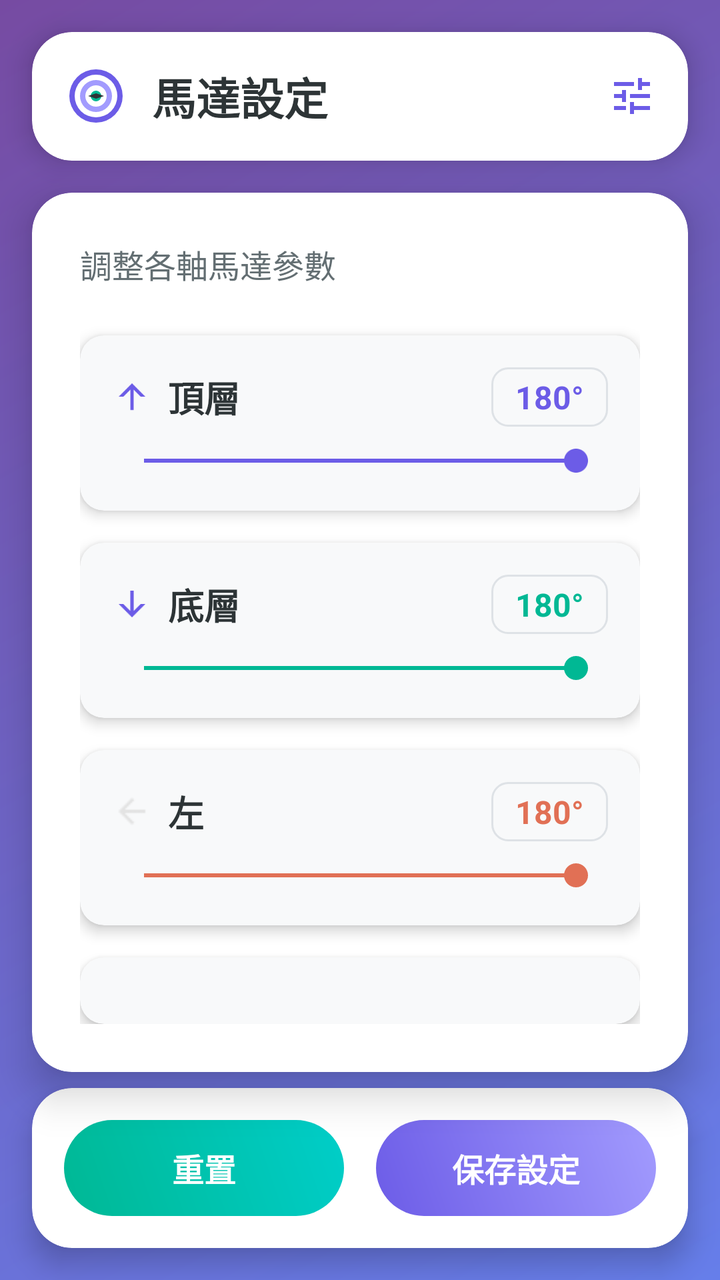
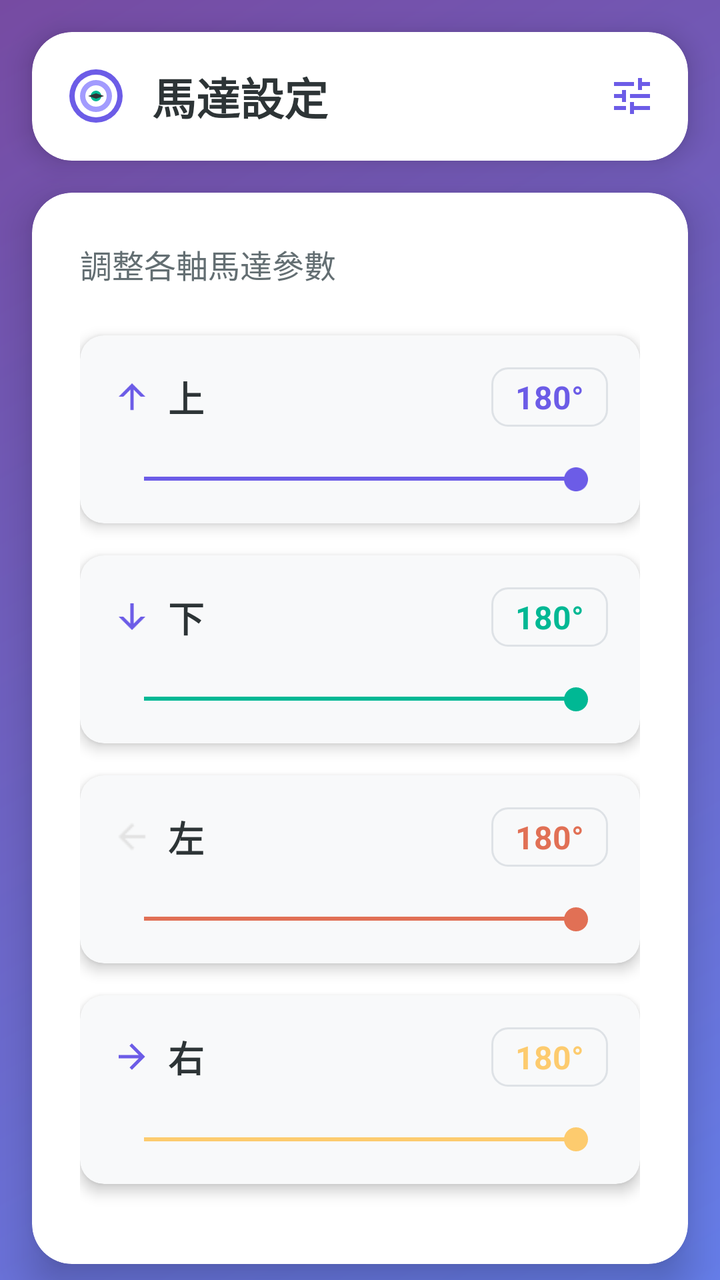

An Android layout rendered at two revisions. The XML below is the earlier revision; the diff shows what the commit changed to produce the second picture.
<!-- AndroidManifest.xml: application theme Theme.Test -->
<!-- res/layout/activity_set_motor.xml -->
<?xml version="1.0" encoding="utf-8"?>
<LinearLayout
    xmlns:android="http://schemas.android.com/apk/res/android"
    xmlns:app="http://schemas.android.com/apk/res-auto"
    xmlns:tools="http://schemas.android.com/tools"
    android:id="@+id/main"
    android:layout_width="match_parent"
    android:layout_height="match_parent"
    android:orientation="vertical"
    android:background="@drawable/gradient_background"
    tools:context=".SetMotorActivity">

    
    <androidx.cardview.widget.CardView
        android:layout_width="match_parent"
        android:layout_height="wrap_content"
        android:layout_margin="16dp"
        app:cardCornerRadius="20dp"
        app:cardElevation="8dp"
        android:backgroundTint="@color/white">

        <LinearLayout
            android:layout_width="match_parent"
            android:layout_height="wrap_content"
            android:orientation="horizontal"
            android:padding="16dp"
            android:gravity="center_vertical">

            <ImageView
                android:layout_width="32dp"
                android:layout_height="32dp"
                android:src="@drawable/ic_motor"
                android:layout_marginEnd="12dp"
                app:tint="#6C5CE7" />

            <TextView
                android:layout_width="0dp"
                android:layout_height="wrap_content"
                android:layout_weight="1"
                android:text="馬達設定"
                android:textSize="22sp"
                android:textStyle="bold"
                android:textColor="#2D3436"/>

            <ImageView
                android:layout_width="24dp"
                android:layout_height="24dp"
                android:src="@drawable/ic_tune"
                app:tint="#6C5CE7" />

        </LinearLayout>
    </androidx.cardview.widget.CardView>

    
    <androidx.cardview.widget.CardView
        android:id="@+id/control_card"
        android:layout_width="match_parent"
        android:layout_height="0dp"
        android:layout_weight="1"
        android:layout_marginHorizontal="16dp"
        android:layout_marginBottom="8dp"
        app:cardCornerRadius="20dp"
        app:cardElevation="12dp"
        android:backgroundTint="@color/white">

        <LinearLayout
            android:layout_width="match_parent"
            android:layout_height="match_parent"
            android:orientation="vertical"
            android:padding="24dp">

            <TextView
                android:layout_width="wrap_content"
                android:layout_height="wrap_content"
                android:text="調整各軸馬達參數"
                android:textSize="16sp"
                android:textColor="#636e72"
                android:layout_marginBottom="24dp"/>

            
            <androidx.cardview.widget.CardView
                android:layout_width="match_parent"
                android:layout_height="wrap_content"
                android:layout_marginBottom="16dp"
                app:cardCornerRadius="12dp"
                app:cardElevation="4dp"
                android:backgroundTint="#f8f9fa">

                <LinearLayout
                    android:layout_width="match_parent"
                    android:layout_height="wrap_content"
                    android:orientation="vertical"
                    android:padding="16dp">

                    <LinearLayout
                        android:layout_width="match_parent"
                        android:layout_height="wrap_content"
                        android:orientation="horizontal"
                        android:gravity="center_vertical"
                        android:layout_marginBottom="8dp">

                        <ImageView
                            android:layout_width="20dp"
                            android:layout_height="20dp"
                            android:src="@drawable/ic_arrow_upward"
                            android:layout_marginEnd="8dp"
                            app:tint="#6C5CE7" />

                        <TextView
                            android:id="@+id/label_top"
                            android:layout_width="0dp"
                            android:layout_height="wrap_content"
                            android:layout_weight="1"
                            android:text="頂層"
                            android:textSize="18sp"
                            android:textStyle="bold"
                            android:textColor="#2D3436"/>

                        <TextView
                            android:id="@+id/tvw_top_progress"
                            android:layout_width="wrap_content"
                            android:layout_height="wrap_content"
                            android:text="180°"
                            android:textSize="16sp"
                            android:textColor="#6C5CE7"
                            android:textStyle="bold"
                            android:background="@drawable/value_background"
                            android:paddingHorizontal="12dp"
                            android:paddingVertical="4dp"/>
                    </LinearLayout>

                    <SeekBar
                        android:id="@+id/seekBar_Top"
                        android:layout_width="match_parent"
                        android:layout_height="wrap_content"
                        android:max="180"
                        android:progress="180"
                        android:progressTint="#6C5CE7"
                        android:thumbTint="#6C5CE7"/>
                </LinearLayout>
            </androidx.cardview.widget.CardView>

            
            <androidx.cardview.widget.CardView
                android:layout_width="match_parent"
                android:layout_height="wrap_content"
                android:layout_marginBottom="16dp"
                app:cardCornerRadius="12dp"
                app:cardElevation="4dp"
                android:backgroundTint="#f8f9fa">

                <LinearLayout
                    android:layout_width="match_parent"
                    android:layout_height="wrap_content"
                    android:orientation="vertical"
                    android:padding="16dp">

                    <LinearLayout
                        android:layout_width="match_parent"
                        android:layout_height="wrap_content"
                        android:orientation="horizontal"
                        android:gravity="center_vertical"
                        android:layout_marginBottom="8dp">

                        <ImageView
                            android:layout_width="20dp"
                            android:layout_height="20dp"
                            android:src="@drawable/ic_arrow_downward"
                            android:layout_marginEnd="8dp"
                            app:tint="#00B894" />

                        <TextView
                            android:id="@+id/label_down"
                            android:layout_width="0dp"
                            android:layout_height="wrap_content"
                            android:layout_weight="1"
                            android:text="底層"
                            android:textSize="18sp"
                            android:textStyle="bold"
                            android:textColor="#2D3436"/>

                        <TextView
                            android:id="@+id/tvw_down_progress"
                            android:layout_width="wrap_content"
                            android:layout_height="wrap_content"
                            android:text="180°"
                            android:textSize="16sp"
                            android:textColor="#00B894"
                            android:textStyle="bold"
                            android:background="@drawable/value_background"
                            android:paddingHorizontal="12dp"
                            android:paddingVertical="4dp"/>
                    </LinearLayout>

                    <SeekBar
                        android:id="@+id/seekBar_Down"
                        android:layout_width="match_parent"
                        android:layout_height="wrap_content"
                        android:max="180"
                        android:progress="180"
                        android:progressTint="#00B894"
                        android:thumbTint="#00B894"/>
                </LinearLayout>
            </androidx.cardview.widget.CardView>

            
            <androidx.cardview.widget.CardView
                android:layout_width="match_parent"
                android:layout_height="wrap_content"
                android:layout_marginBottom="16dp"
                app:cardCornerRadius="12dp"
                app:cardElevation="4dp"
                android:backgroundTint="#f8f9fa">

                <LinearLayout
                    android:layout_width="match_parent"
                    android:layout_height="wrap_content"
                    android:orientation="vertical"
                    android:padding="16dp">

                    <LinearLayout
                        android:layout_width="match_parent"
                        android:layout_height="wrap_content"
                        android:orientation="horizontal"
                        android:gravity="center_vertical"
                        android:layout_marginBottom="8dp">

                        <ImageView
                            android:layout_width="20dp"
                            android:layout_height="20dp"
                            android:src="@drawable/ic_arrow_back"
                            android:layout_marginEnd="8dp"
                            app:tint="#E17055" />

                        <TextView
                            android:id="@+id/label_left"
                            android:layout_width="0dp"
                            android:layout_height="wrap_content"
                            android:layout_weight="1"
                            android:text="左"
                            android:textSize="18sp"
                            android:textStyle="bold"
                            android:textColor="#2D3436"/>

                        <TextView
                            android:id="@+id/tvw_left_progress"
                            android:layout_width="wrap_content"
                            android:layout_height="wrap_content"
                            android:text="180°"
                            android:textSize="16sp"
                            android:textColor="#E17055"
                            android:textStyle="bold"
                            android:background="@drawable/value_background"
                            android:paddingHorizontal="12dp"
                            android:paddingVertical="4dp"/>
                    </LinearLayout>

                    <SeekBar
                        android:id="@+id/seekBar_Left"
                        android:layout_width="match_parent"
                        android:layout_height="wrap_content"
                        android:max="180"
                        android:progress="180"
                        android:progressTint="#E17055"
                        android:thumbTint="#E17055"/>
                </LinearLayout>
            </androidx.cardview.widget.CardView>

            
            <androidx.cardview.widget.CardView
                android:layout_width="match_parent"
                android:layout_height="wrap_content"
                app:cardCornerRadius="12dp"
                app:cardElevation="4dp"
                android:backgroundTint="#f8f9fa">

                <LinearLayout
                    android:layout_width="match_parent"
                    android:layout_height="wrap_content"
                    android:orientation="vertical"
                    android:padding="16dp">

                    <LinearLayout
                        android:layout_width="match_parent"
                        android:layout_height="wrap_content"
                        android:orientation="horizontal"
                        android:gravity="center_vertical"
                        android:layout_marginBottom="8dp">

                        <ImageView
                            android:layout_width="20dp"
                            android:layout_height="20dp"
                            android:src="@drawable/ic_arrow_forward"
                            android:layout_marginEnd="8dp"
                            app:tint="#FDCB6E" />

                        <TextView
                            android:id="@+id/label_right"
                            android:layout_width="0dp"
                            android:layout_height="wrap_content"
                            android:layout_weight="1"
                            android:text="右"
                            android:textSize="18sp"
                            android:textStyle="bold"
                            android:textColor="#2D3436"/>

                        <TextView
                            android:id="@+id/tvw_right_progress"
                            android:layout_width="wrap_content"
                            android:layout_height="wrap_content"
                            android:text="180°"
                            android:textSize="16sp"
                            android:textColor="#FDCB6E"
                            android:textStyle="bold"
                            android:background="@drawable/value_background"
                            android:paddingHorizontal="12dp"
                            android:paddingVertical="4dp"/>
                    </LinearLayout>

                    <SeekBar
                        android:id="@+id/seekBar_Right"
                        android:layout_width="match_parent"
                        android:layout_height="wrap_content"
                        android:max="180"
                        android:progress="180"
                        android:progressTint="#FDCB6E"
                        android:thumbTint="#FDCB6E"/>
                </LinearLayout>
            </androidx.cardview.widget.CardView>

        </LinearLayout>
    </androidx.cardview.widget.CardView>

    
    <androidx.cardview.widget.CardView
        android:layout_width="match_parent"
        android:layout_height="wrap_content"
        android:layout_marginHorizontal="16dp"
        android:layout_marginBottom="16dp"
        app:cardCornerRadius="20dp"
        app:cardElevation="8dp"
        android:backgroundTint="@color/white">

        <LinearLayout
            android:layout_width="match_parent"
            android:layout_height="wrap_content"
            android:orientation="horizontal"
            android:padding="16dp">

            <Button
                android:id="@+id/reset_button"
                android:layout_width="0dp"
                android:layout_height="48dp"
                android:layout_weight="1"
                android:layout_marginEnd="8dp"
                android:text="重置"
                android:textSize="16sp"
                android:textColor="@color/white"
                android:textStyle="bold"
                android:background="@drawable/gradient_button_secondary"
                android:stateListAnimator="@null"
                android:elevation="0dp"/>

            <Button
                android:id="@+id/save_button"
                android:layout_width="0dp"
                android:layout_height="48dp"
                android:layout_weight="1"
                android:layout_marginStart="8dp"
                android:text="保存設定"
                android:textSize="16sp"
                android:textColor="@color/white"
                android:textStyle="bold"
                android:background="@drawable/gradient_button"
                android:stateListAnimator="@null"
                android:elevation="0dp"/>

        </LinearLayout>
    </androidx.cardview.widget.CardView>

</LinearLayout>
<!-- resources referenced by this layout -->
<resources>
  <color name="white">#FFFFFFFF</color>
  <!-- drawable gradient_background (drawable) -->
  <?xml version="1.0" encoding="utf-8"?>
  <shape xmlns:android="http://schemas.android.com/apk/res/android">
      <gradient
          android:type="linear"
          android:angle="135"
          android:startColor="#667eea"
          android:endColor="#764ba2"/>
  </shape>
  <!-- drawable gradient_button (drawable) -->
  <?xml version="1.0" encoding="utf-8"?>
  <shape xmlns:android="http://schemas.android.com/apk/res/android">
      <gradient
          android:type="linear"
          android:angle="45"
          android:startColor="#6C5CE7"
          android:endColor="#A29BFE"/>
      <corners android:radius="28dp"/>
  </shape>
  <!-- drawable gradient_button_secondary (drawable) -->
  <?xml version="1.0" encoding="utf-8"?>
  <shape xmlns:android="http://schemas.android.com/apk/res/android">
      <gradient
          android:type="linear"
          android:angle="45"
          android:startColor="#00B894"
          android:endColor="#00CEC9"/>
      <corners android:radius="28dp"/>
  </shape>
  <!-- drawable ic_arrow_downward (drawable) -->
  <?xml version="1.0" encoding="utf-8"?>
  <vector xmlns:android="http://schemas.android.com/apk/res/android"
      android:width="24dp"
      android:height="24dp"
      android:viewportWidth="24"
      android:viewportHeight="24">
      <path
          android:fillColor="#6C5CE7"
          android:pathData="M20,12L17.18,12L13,16.17L13,4L11,4L11,16.17L6.82,12L4,12L12,20L20,12Z"/>
  </vector>
  <!-- drawable ic_arrow_forward (drawable) -->
  <?xml version="1.0" encoding="utf-8"?>
  <vector xmlns:android="http://schemas.android.com/apk/res/android"
      android:width="24dp"
      android:height="24dp"
      android:viewportWidth="24"
      android:viewportHeight="24">
      <path
          android:fillColor="#6C5CE7"
          android:pathData="M4,11V13H16L10.5,18.5L11.92,19.92L19.84,12L11.92,4.08L10.5,5.5L16,11H4Z"/>
  </vector>
  <!-- drawable ic_arrow_upward (drawable) -->
  <?xml version="1.0" encoding="utf-8"?>
  <vector xmlns:android="http://schemas.android.com/apk/res/android"
      android:width="24dp"
      android:height="24dp"
      android:viewportWidth="24"
      android:viewportHeight="24">
      <path
          android:fillColor="#6C5CE7"
          android:pathData="M4,12L6.82,12L11,7.83L11,20L13,20L13,7.83L17.18,12L20,12L12,4L4,12Z"/>
  </vector>
  <!-- drawable ic_tune (drawable) -->
  <?xml version="1.0" encoding="utf-8"?>
  <vector xmlns:android="http://schemas.android.com/apk/res/android"
      android:width="24dp"
      android:height="24dp"
      android:viewportWidth="24"
      android:viewportHeight="24">
      <path
          android:fillColor="#6C5CE7"
          android:pathData="M3,17V19H9V17H3ZM3,5V7H13V5H3ZM13,21V19H21V17H13V15H11V21H13ZM7,9V11H3V13H7V15H9V9H7ZM21,13V11H11V13H21ZM15,9H17V7H21V5H17V3H15V9Z"/>
  </vector>
  <!-- drawable value_background (drawable) -->
  <?xml version="1.0" encoding="utf-8"?>
  <shape xmlns:android="http://schemas.android.com/apk/res/android"
      android:shape="rectangle">
      <solid android:color="#F8F9FA" />
      <corners android:radius="8dp" />
      <stroke
          android:width="1dp"
          android:color="#DEE2E6" />
  </shape>
  <style name="Theme.Test" parent="Theme.MaterialComponents.DayNight.NoActionBar.Bridge" />
  <!-- unchanged entries left out for length: 2 -->
</resources>

<!-- the commit's change to res/layout/activity_set_motor.xml (unified diff, before → after) -->
@@ -80,7 +80,8 @@
             
             <androidx.cardview.widget.CardView
                 android:layout_width="match_parent"
-                android:layout_height="wrap_content"
+                android:layout_height="0dp"
+                android:layout_weight="1"
                 android:layout_marginBottom="16dp"
                 app:cardCornerRadius="12dp"
                 app:cardElevation="4dp"
@@ -111,7 +112,7 @@
                             android:layout_width="0dp"
                             android:layout_height="wrap_content"
                             android:layout_weight="1"
-                            android:text="頂層"
+                            android:text="上"
                             android:textSize="18sp"
                             android:textStyle="bold"
                             android:textColor="#2D3436"/>
@@ -136,14 +137,16 @@
                         android:max="180"
                         android:progress="180"
                         android:progressTint="#6C5CE7"
-                        android:thumbTint="#6C5CE7"/>
+                        android:thumbTint="#6C5CE7"
+                        android:layout_marginTop="12dp"/>
                 </LinearLayout>
             </androidx.cardview.widget.CardView>
 
             
             <androidx.cardview.widget.CardView
                 android:layout_width="match_parent"
-                android:layout_height="wrap_content"
+                android:layout_height="0dp"
+                android:layout_weight="1"
                 android:layout_marginBottom="16dp"
                 app:cardCornerRadius="12dp"
                 app:cardElevation="4dp"
@@ -174,7 +177,7 @@
                             android:layout_width="0dp"
                             android:layout_height="wrap_content"
                             android:layout_weight="1"
-                            android:text="底層"
+                            android:text="下"
                             android:textSize="18sp"
                             android:textStyle="bold"
                             android:textColor="#2D3436"/>
@@ -199,14 +202,16 @@
                         android:max="180"
                         android:progress="180"
                         android:progressTint="#00B894"
-                        android:thumbTint="#00B894"/>
+                        android:thumbTint="#00B894"
+                        android:layout_marginTop="12dp"/>
                 </LinearLayout>
             </androidx.cardview.widget.CardView>
 
             
             <androidx.cardview.widget.CardView
                 android:layout_width="match_parent"
-                android:layout_height="wrap_content"
+                android:layout_height="0dp"
+                android:layout_weight="1"
                 android:layout_marginBottom="16dp"
                 app:cardCornerRadius="12dp"
                 app:cardElevation="4dp"
@@ -262,14 +267,17 @@
                         android:max="180"
                         android:progress="180"
                         android:progressTint="#E17055"
-                        android:thumbTint="#E17055"/>
+                        android:thumbTint="#E17055"
+                        android:layout_marginTop="12dp"/>
                 </LinearLayout>
             </androidx.cardview.widget.CardView>
 
             
             <androidx.cardview.widget.CardView
                 android:layout_width="match_parent"
-                android:layout_height="wrap_content"
+                android:layout_height="0dp"
+                android:layout_weight="1"
+                android:layout_marginBottom="16dp"
                 app:cardCornerRadius="12dp"
                 app:cardElevation="4dp"
                 android:backgroundTint="#f8f9fa">
@@ -324,58 +332,12 @@
                         android:max="180"
                         android:progress="180"
                         android:progressTint="#FDCB6E"
-                        android:thumbTint="#FDCB6E"/>
+                        android:thumbTint="#FDCB6E"
+                        android:layout_marginTop="12dp"/>
                 </LinearLayout>
             </androidx.cardview.widget.CardView>
 
         </LinearLayout>
     </androidx.cardview.widget.CardView>
 
-    
-    <androidx.cardview.widget.CardView
-        android:layout_width="match_parent"
-        android:layout_height="wrap_content"
-        android:layout_marginHorizontal="16dp"
-        android:layout_marginBottom="16dp"
-        app:cardCornerRadius="20dp"
-        app:cardElevation="8dp"
-        android:backgroundTint="@color/white">
-
-        <LinearLayout
-            android:layout_width="match_parent"
-            android:layout_height="wrap_content"
-            android:orientation="horizontal"
-            android:padding="16dp">
-
-            <Button
-                android:id="@+id/reset_button"
-                android:layout_width="0dp"
-                android:layout_height="48dp"
-                android:layout_weight="1"
-                android:layout_marginEnd="8dp"
-                android:text="重置"
-                android:textSize="16sp"
-                android:textColor="@color/white"
-                android:textStyle="bold"
-                android:background="@drawable/gradient_button_secondary"
-                android:stateListAnimator="@null"
-                android:elevation="0dp"/>
-
-            <Button
-                android:id="@+id/save_button"
-                android:layout_width="0dp"
-                android:layout_height="48dp"
-                android:layout_weight="1"
-                android:layout_marginStart="8dp"
-                android:text="保存設定"
-                android:textSize="16sp"
-                android:textColor="@color/white"
-                android:textStyle="bold"
-                android:background="@drawable/gradient_button"
-                android:stateListAnimator="@null"
-                android:elevation="0dp"/>
-
-        </LinearLayout>
-    </androidx.cardview.widget.CardView>
-
 </LinearLayout>
<!-- resource entries referenced after the edit -->
@@ -9,26 +9,6 @@
           android:angle="135"
           android:startColor="#667eea"
           android:endColor="#764ba2"/>
-  </shape>
-  <!-- drawable gradient_button (drawable) -->
-  <?xml version="1.0" encoding="utf-8"?>
-  <shape xmlns:android="http://schemas.android.com/apk/res/android">
-      <gradient
-          android:type="linear"
-          android:angle="45"
-          android:startColor="#6C5CE7"
-          android:endColor="#A29BFE"/>
-      <corners android:radius="28dp"/>
-  </shape>
-  <!-- drawable gradient_button_secondary (drawable) -->
-  <?xml version="1.0" encoding="utf-8"?>
-  <shape xmlns:android="http://schemas.android.com/apk/res/android">
-      <gradient
-          android:type="linear"
-          android:angle="45"
-          android:startColor="#00B894"
-          android:endColor="#00CEC9"/>
-      <corners android:radius="28dp"/>
   </shape>
   <!-- drawable ic_arrow_downward (drawable) -->
   <?xml version="1.0" encoding="utf-8"?>
